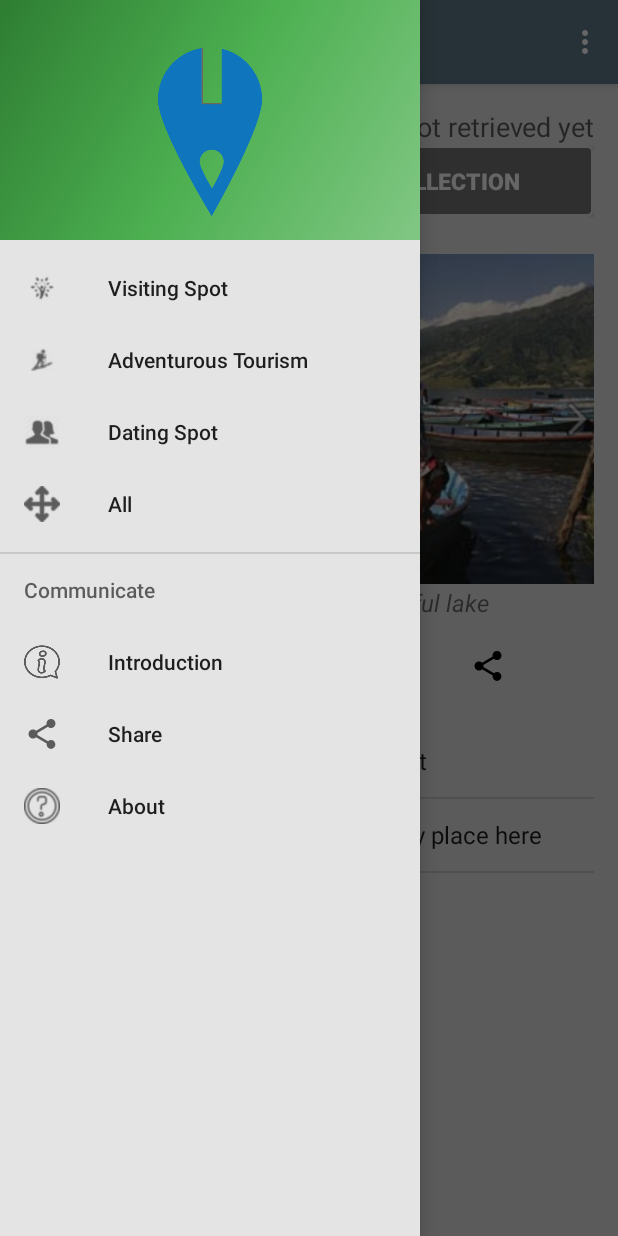
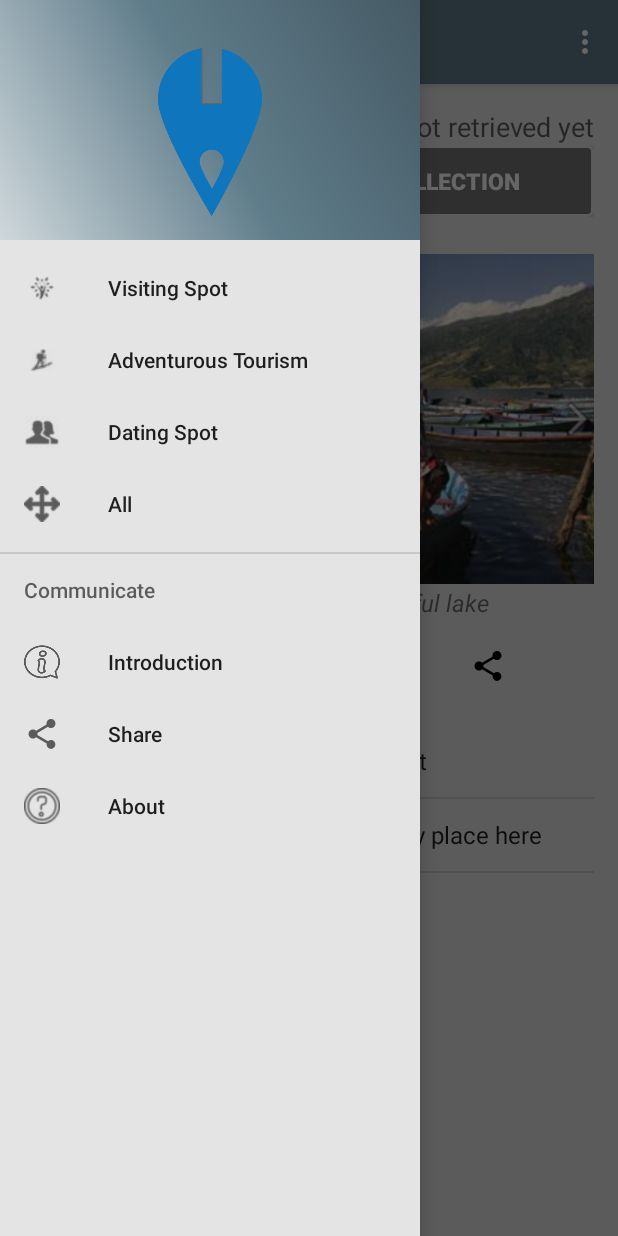
Before and after one commit to amritghimire/SpotNepal, an Android app: the MainActivity screen opened directly, with no data from a screen before it, with the side drawer open, on a phone screen of 412 x 824 dp. Run offline under Robolectric (Android 15) with nearby library versions, the phone set to English and light mode, and no system bars; our stand-ins replace Firebase (no records; nobody signed in at launch, a user with empty details on screens opened directly); 4 statements that could not run were skipped.

Commit message:
refactored code

```diff
--- a/app/src/main/res/drawable/side_nav_bar.xml
+++ b/app/src/main/res/drawable/side_nav_bar.xml
@@ -1,9 +1,9 @@
 <shape xmlns:android="http://schemas.android.com/apk/res/android"
     android:shape="rectangle">
     <gradient
-        android:angle="135"
-        android:centerColor="#4CAF50"
-        android:endColor="#2E7D32"
-        android:startColor="#81C784"
+        android:angle="45"
+        android:centerColor="#607D8B"
+        android:endColor="#455A64"
+        android:startColor="#CFD8DC"
         android:type="linear" />
 </shape>
--- a/app/src/main/res/layout/content_main.xml
+++ b/app/src/main/res/layout/content_main.xml
@@ -76,6 +76,7 @@
                     android:layout_height="220dp"
                     android:id="@+id/iplace"
                     android:scaleType="centerCrop"
+                    android:contentDescription="@string/app_name"
                     android:src="@drawable/lake101"
                     android:padding="0dp"
                     android:layout_centerInParent="true"
@@ -91,6 +92,7 @@
                         android:onClick="prev"
                         android:id="@+id/previousButton"
                         android:elevation="45dp"
+                        android:contentDescription="@string/previous"
                         />
                     <ImageButton android:src="@drawable/ic_menu_forward"
                         android:layout_width="wrap_content"
@@ -101,6 +103,7 @@
                         android:layout_alignParentBottom="true"
                         android:layout_alignParentRight="true"
                         android:layout_alignParentEnd="true"
+                        android:contentDescription="@string/next"
                         android:elevation="45dp"
                         />
                 </RelativeLayout>
@@ -108,7 +111,7 @@
             </RelativeLayout>
             <TextView
                 android:id="@+id/tPlaceDecription"
-                android:text="A place you don't want to miss.kbkjbnmgyhjbnmyguhjbnghjbn"
+                android:text="@string/a_place_you_don_t_want_to_miss_kbkjbnmgyhjbnmyguhjbnghjbn"
                 android:textSize="16sp"
                 android:textStyle="italic"
                 android:layout_width="match_parent"
@@ -121,12 +124,14 @@
             <LinearLayout android:layout_width="match_parent"
                 android:layout_height="wrap_content">
                 <ImageButton
+                    android:contentDescription="@string/visited"
                     android:layout_height="wrap_content"
                     android:background="@null"
                     android:layout_width="0dp"
                     android:layout_weight="1" android:id="@+id/visited"
                     android:src="@drawable/visited" android:layout_marginEnd="15dp" android:layout_marginRight="15dp"/>
                 <ImageButton android:src="@drawable/bookmark"
+                    android:contentDescription="@string/bookmark"
                     android:layout_height="wrap_content" android:id="@+id/bookmark"
                     android:background="@null"
                     android:layout_width="0dp"
@@ -135,6 +140,7 @@
                     android:background="@null"
                     android:layout_height="wrap_content" android:src="@drawable/ic_menu_share"
                     android:layout_width="0dp"
+                    android:contentDescription="@string/share"
                     android:layout_weight="1" android:id="@+id/share" android:layout_marginEnd="15dp" android:layout_marginRight="15dp"/>
 
             </LinearLayout>
--- a/app/src/main/res/layout/nav_header_main.xml
+++ b/app/src/main/res/layout/nav_header_main.xml
@@ -16,6 +16,7 @@
         android:layout_width="wrap_content"
         android:layout_height="wrap_content"
         android:paddingTop="@dimen/nav_header_vertical_spacing"
+        android:contentDescription="@string/app_name"
         android:src="@drawable/logo" />
 
     <TextView
--- a/app/src/main/res/layout/welcome_slide1.xml
+++ b/app/src/main/res/layout/welcome_slide1.xml
@@ -14,6 +14,7 @@
         <ImageView
             android:layout_width="@dimen/img_width_height"
             android:layout_height="@dimen/img_width_height"
+            android:contentDescription="@string/app_name"
             android:src="@drawable/launcher" />
 
         <TextView
--- a/app/src/main/res/layout/welcome_slide2.xml
+++ b/app/src/main/res/layout/welcome_slide2.xml
@@ -14,6 +14,7 @@
         <ImageView
             android:layout_width="@dimen/img_width_height"
             android:layout_height="@dimen/img_width_height"
+            android:contentDescription="@string/slide_2_title"
             android:src="@drawable/datingg" />
 
         <TextView
--- a/app/src/main/res/layout/welcome_slide3.xml
+++ b/app/src/main/res/layout/welcome_slide3.xml
@@ -14,6 +14,7 @@
         <ImageView
             android:layout_width="@dimen/img_width_height"
             android:layout_height="@dimen/img_width_height"
+            android:contentDescription="@string/slide_3_title"
             android:src="@drawable/hiker" />
 
         <TextView
--- a/app/src/main/res/layout/welcome_slide4.xml
+++ b/app/src/main/res/layout/welcome_slide4.xml
@@ -14,7 +14,8 @@
         <ImageView
             android:layout_width="@dimen/img_width_height"
             android:layout_height="@dimen/img_width_height"
-            android:src="@drawable/visit" />
+            android:src="@drawable/visit"
+            android:contentDescription="@string/slide_4_title"/>
 
         <TextView
             android:layout_width="wrap_content"
--- a/app/src/main/res/values/strings.xml
+++ b/app/src/main/res/values/strings.xml
@@ -35,6 +35,18 @@
 
     <string name="play_again_desc">To see the welcome slider again, goto Naviggation Bar -> information</string>
     <string name="play_again">Play Again</string>
+    <string name="amrit_ghimire">AmRit GhiMire</string>
+    <string name="jagdish_shrestha">Jagdish Shrestha</string>
+    <string name="bhagwan_subedi">Bhagwan Subedi</string>
+    <string name="bishwo_karki">Bishwo Karki</string>
+    <string name="jasmine_baral">Jasmine Baral</string>
+    <string name="previous">previous</string>
+    <string name="a_place_you_don_t_want_to_miss_kbkjbnmgyhjbnmyguhjbnghjbn">A place you don\'t want to miss.kbkjbnmgyhjbnmyguhjbnghjbn</string>
+    <string name="visited">visited</string>
+    <string name="bookmark">bookmark</string>
+    <string name="share">share</string>
+    <string name="image_of_place">image of place</string>
+    <string name="this_is_the_mos_kjafgnkjafgjkaf_janflkvna_fdjvba_jfbajfbajbvakj">this is the mos kjafgnkjafgjkaf;janflkvna;fdjvba;jfbajfbajbvakj</string>
 
 
 </resources>
```
Also changed, not shown: app/src/main/AndroidManifest.xml (+12 -6 lines), app/src/main/res/layout/content_about.xml (+14 -8 lines), app/src/main/res/layout/spots_list.xml (+5 -3 lines), app/src/main/java/com/amrit/spotnepal/spotCollection.java (line endings or trailing spaces).
